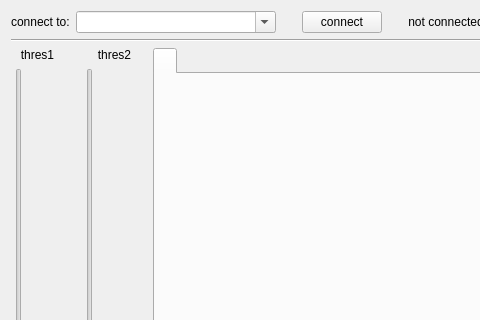
Above: muondetector-gui/src/main/mainwindow.ui from MuonPi/muondetector before the change; both pictures show x 0 to 480 and y 0 to 320 of the 816 by 720 pixel window. Below: the same form after it.
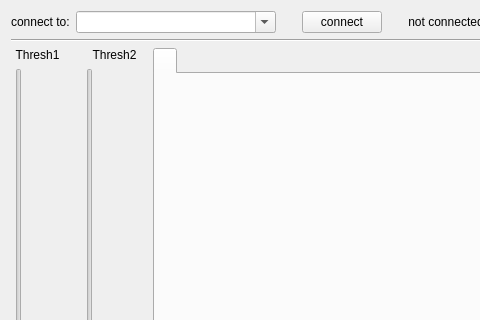
That is the form after the change.

Commit message: - changed some gui appearance stuff, mostly cosmetic - bugfix in compare_v5 program to read in the fractional timestamp part with correct alignment (i.e. detect omitted trailing zeroes)

The edit to the form file:
```diff
--- a/muondetector-gui/src/main/mainwindow.ui
+++ b/muondetector-gui/src/main/mainwindow.ui
@@ -156,7 +156,7 @@
              </size>
             </property>
             <property name="text">
-             <string>thres1</string>
+             <string>Thresh1</string>
             </property>
             <property name="alignment">
              <set>Qt::AlignCenter</set>
@@ -220,7 +220,7 @@
              </size>
             </property>
             <property name="text">
-             <string>thres2</string>
+             <string>Thresh2</string>
             </property>
             <property name="alignment">
              <set>Qt::AlignCenter</set>
```
The commit also changes 7 other files.
